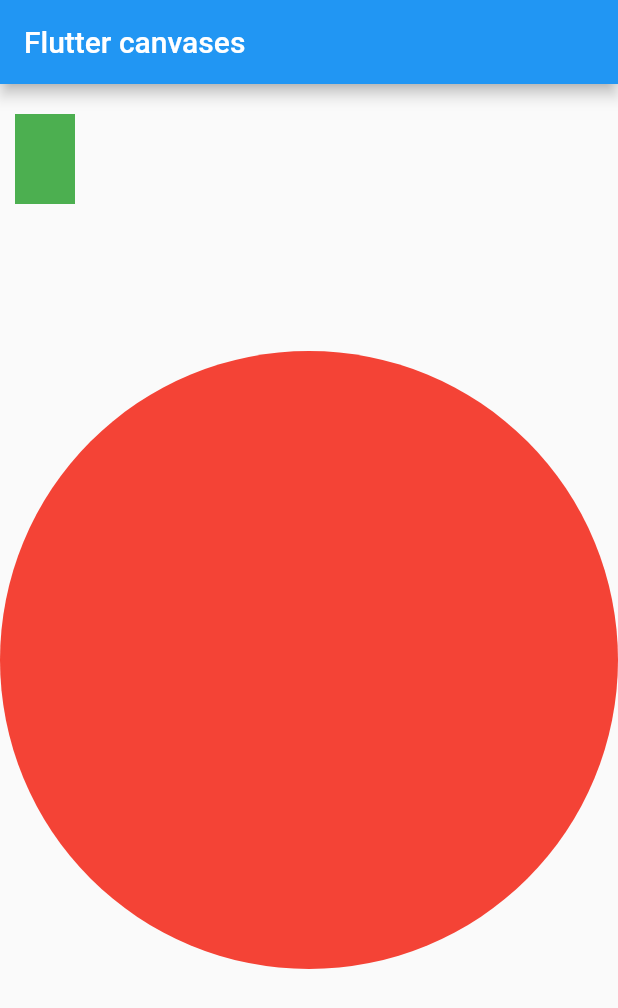
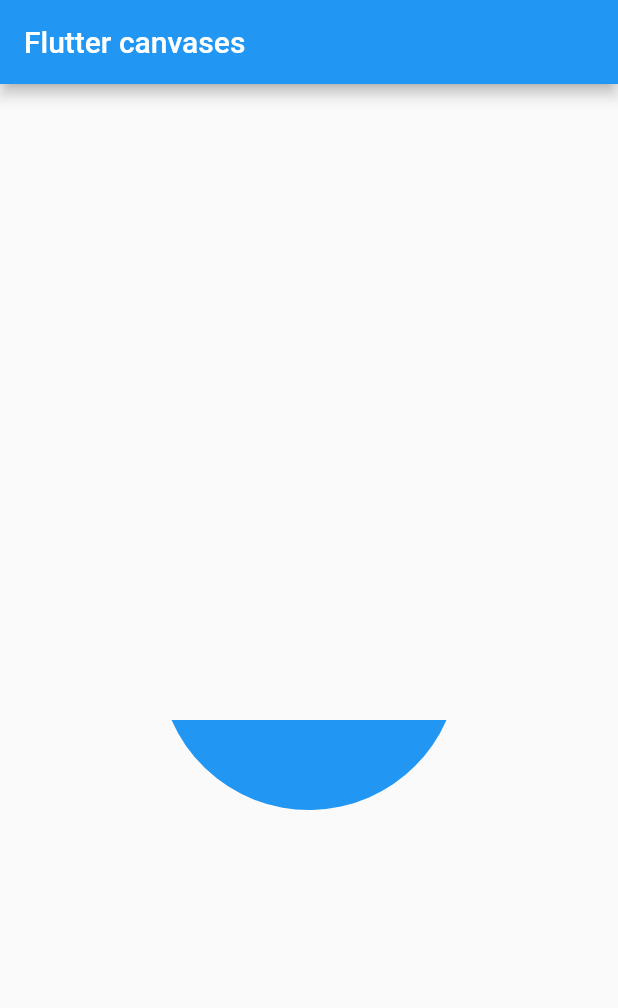
Before and after one commit to rubenRoehner/cross-platform-comparison, a Flutter app: the screen it shows after launch, on a phone screen of 412 x 824 dp. Shown: the top 1008 px of the screen. Run offline on Flutter 3.47's test engine with Material 2 defaults, Android fonts, the light colour scheme and no system bars.

Commit message:
flutter_canvases: Implement circular progress indicator

```diff
--- a/02_Canvases/Flutter/flutter_canvases/lib/canvas_painter.dart
+++ b/02_Canvases/Flutter/flutter_canvases/lib/canvas_painter.dart
@@ -1,21 +1,31 @@
 import 'package:flutter/material.dart';
+import 'dart:math';
 
 class CanvasPainter extends CustomPainter {
-  final double rotation;
+  final double progress;
 
-  CanvasPainter(this.rotation);
+  CanvasPainter(this.progress);
+
+  double toRadians(double angle) => angle * pi / 180.0;
 
   @override
   void paint(Canvas canvas, Size size) {
-    canvas.rotate(rotation);
-    canvas.drawCircle(Offset(size.width / 2, size.height / 2), size.width / 2,
-        Paint()..color = Colors.red);
-    canvas.drawRect(
-        const Rect.fromLTRB(10, 20, 50, 80), Paint()..color = Colors.green);
+    double width = size.width;
+    double height = size.height;
+
+    Paint paint = Paint()..color = Colors.blue;
+
+    canvas.drawArc(
+      Rect.fromCircle(center: Offset(width / 2, height / 2), radius: 100),
+      toRadians(90 + progress * 1.8),
+      toRadians(-progress * 3.6),
+      false,
+      paint,
+    );
   }
 
   @override
   bool shouldRepaint(covariant CanvasPainter oldDelegate) {
-    return rotation != oldDelegate.rotation;
+    return oldDelegate.progress != progress;
   }
 }
--- a/02_Canvases/Flutter/flutter_canvases/lib/main.dart
+++ b/02_Canvases/Flutter/flutter_canvases/lib/main.dart
@@ -30,16 +30,20 @@ class MyHomePage extends StatefulWidget {
 }
 
 class _MyHomePageState extends State<MyHomePage> {
-  double rotation = 0.0;
+  double progress = 0.0;
   late Timer timer;
 
   @override
   void initState() {
     super.initState();
     timer = Timer.periodic(
-        const Duration(microseconds: 10),
+        const Duration(milliseconds: 1),
         (Timer t) => setState(() {
-              print("new rotation: $rotation");
+              if (progress < 100) {
+                progress += 0.03;
+              } else {
+                progress = 0;
+              }
             }));
   }
 
@@ -50,7 +54,7 @@ class _MyHomePageState extends State<MyHomePage> {
           title: const Text("Flutter canvases"),
         ),
         body: CustomPaint(
-          painter: CanvasPainter(rotation),
+          painter: CanvasPainter(progress),
           size: Size.infinite,
         ));
   }
@@ -58,7 +62,8 @@ class _MyHomePageState extends State<MyHomePage> {
   @override
   void dispose() {
     super.dispose();
-
-    timer.cancel();
+    if (timer.isActive) {
+      timer.cancel();
+    }
   }
 }
```
